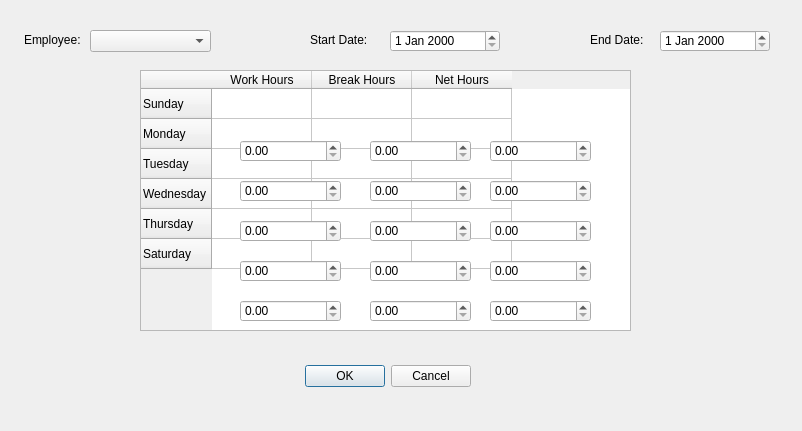
Old version of the form TimeSheetDialog.ui in the repository jordynmarlow/SoftwareEngineering.
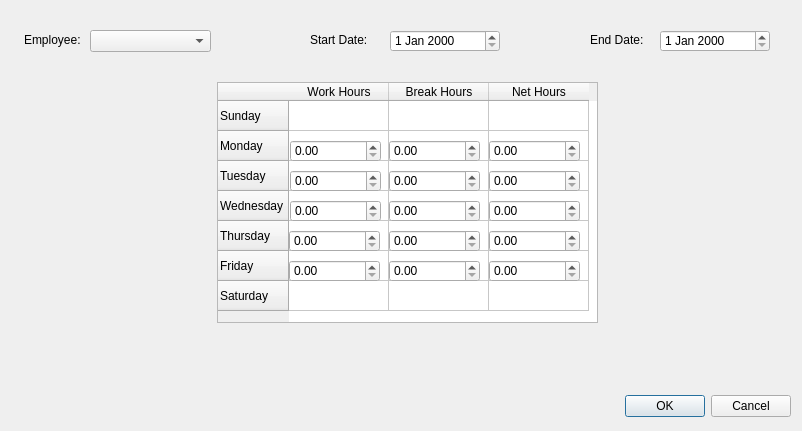
New version of the form.

Commit message: Quick change to Timesheet

```diff
--- a/TimeSheetDialog.ui
+++ b/TimeSheetDialog.ui
@@ -16,9 +16,9 @@
   <widget class="QDialogButtonBox" name="buttonBox">
    <property name="geometry">
     <rect>
-     <x>130</x>
-     <y>360</y>
-     <width>341</width>
+     <x>480</x>
+     <y>390</y>
+     <width>311</width>
      <height>32</height>
     </rect>
    </property>
@@ -32,14 +32,14 @@
   <widget class="QTableWidget" name="tableWidget">
    <property name="geometry">
     <rect>
-     <x>140</x>
-     <y>70</y>
-     <width>491</width>
-     <height>261</height>
+     <x>217</x>
+     <y>82</y>
+     <width>381</width>
+     <height>241</height>
     </rect>
    </property>
    <property name="rowCount">
-    <number>6</number>
+    <number>7</number>
    </property>
    <property name="columnCount">
     <number>3</number>
@@ -69,6 +69,11 @@
      <string>Thursday</string>
     </property>
    </row>
+   <row>
+    <property name="text">
+     <string>Friday</string>
+    </property>
+   </row>
    <row>
     <property name="text">
      <string>Saturday</string>
@@ -101,9 +106,9 @@
   <widget class="QDoubleSpinBox" name="doubleSpinBox">
    <property name="geometry">
     <rect>
-     <x>240</x>
+     <x>290</x>
      <y>140</y>
-     <width>101</width>
+     <width>91</width>
      <height>22</height>
     </rect>
    </property>
@@ -117,9 +122,9 @@
   <widget class="QDoubleSpinBox" name="doubleSpinBox_2">
    <property name="geometry">
     <rect>
-     <x>370</x>
+     <x>389</x>
      <y>140</y>
-     <width>101</width>
+     <width>91</width>
      <height>22</height>
     </rect>
    </property>
@@ -133,9 +138,9 @@
   <widget class="QDoubleSpinBox" name="doubleSpinBox_3">
    <property name="geometry">
     <rect>
-     <x>490</x>
+     <x>489</x>
      <y>140</y>
-     <width>101</width>
+     <width>91</width>
      <height>22</height>
     </rect>
    </property>
@@ -149,9 +154,9 @@
   <widget class="QDoubleSpinBox" name="doubleSpinBox_4">
    <property name="geometry">
     <rect>
-     <x>240</x>
-     <y>300</y>
-     <width>101</width>
+     <x>289</x>
+     <y>260</y>
+     <width>91</width>
      <height>22</height>
     </rect>
    </property>
@@ -165,9 +170,9 @@
   <widget class="QDoubleSpinBox" name="doubleSpinBox_5">
    <property name="geometry">
     <rect>
-     <x>370</x>
-     <y>300</y>
-     <width>101</width>
+     <x>389</x>
+     <y>260</y>
+     <width>91</width>
      <height>22</height>
     </rect>
    </property>
@@ -181,9 +186,9 @@
   <widget class="QDoubleSpinBox" name="doubleSpinBox_6">
    <property name="geometry">
     <rect>
-     <x>490</x>
-     <y>300</y>
-     <width>101</width>
+     <x>489</x>
+     <y>260</y>
+     <width>91</width>
      <height>22</height>
     </rect>
    </property>
@@ -197,9 +202,9 @@
   <widget class="QDoubleSpinBox" name="doubleSpinBox_7">
    <property name="geometry">
     <rect>
-     <x>490</x>
-     <y>260</y>
-     <width>101</width>
+     <x>489</x>
+     <y>230</y>
+     <width>91</width>
      <height>22</height>
     </rect>
    </property>
@@ -213,9 +218,9 @@
   <widget class="QDoubleSpinBox" name="doubleSpinBox_8">
    <property name="geometry">
     <rect>
-     <x>370</x>
-     <y>260</y>
-     <width>101</width>
+     <x>389</x>
+     <y>230</y>
+     <width>91</width>
      <height>22</height>
     </rect>
    </property>
@@ -229,9 +234,9 @@
   <widget class="QDoubleSpinBox" name="doubleSpinBox_9">
    <property name="geometry">
     <rect>
-     <x>240</x>
-     <y>260</y>
-     <width>101</width>
+     <x>289</x>
+     <y>230</y>
+     <width>91</width>
      <height>22</height>
     </rect>
    </property>
@@ -245,9 +250,9 @@
   <widget class="QDoubleSpinBox" name="doubleSpinBox_10">
    <property name="geometry">
     <rect>
-     <x>490</x>
-     <y>220</y>
-     <width>101</width>
+     <x>489</x>
+     <y>200</y>
+     <width>91</width>
      <height>22</height>
     </rect>
    </property>
@@ -261,9 +266,9 @@
   <widget class="QDoubleSpinBox" name="doubleSpinBox_11">
    <property name="geometry">
     <rect>
-     <x>370</x>
-     <y>220</y>
-     <width>101</width>
+     <x>389</x>
+     <y>200</y>
+     <width>91</width>
      <height>22</height>
     </rect>
    </property>
@@ -277,9 +282,9 @@
   <widget class="QDoubleSpinBox" name="doubleSpinBox_12">
    <property name="geometry">
     <rect>
-     <x>240</x>
-     <y>220</y>
-     <width>101</width>
+     <x>290</x>
+     <y>200</y>
+     <width>91</width>
      <height>22</height>
     </rect>
    </property>
@@ -293,9 +298,9 @@
   <widget class="QDoubleSpinBox" name="doubleSpinBox_13">
    <property name="geometry">
     <rect>
-     <x>490</x>
-     <y>180</y>
-     <width>101</width>
+     <x>489</x>
+     <y>170</y>
+     <width>91</width>
      <height>22</height>
     </rect>
    </property>
@@ -309,9 +314,9 @@
   <widget class="QDoubleSpinBox" name="doubleSpinBox_14">
    <property name="geometry">
     <rect>
-     <x>370</x>
-     <y>180</y>
-     <width>101</width>
+     <x>389</x>
+     <y>170</y>
+     <width>91</width>
      <height>22</height>
     </rect>
    </property>
@@ -325,9 +330,9 @@
   <widget class="QDoubleSpinBox" name="doubleSpinBox_15">
    <property name="geometry">
     <rect>
-     <x>240</x>
-     <y>180</y>
-     <width>101</width>
+     <x>290</x>
+     <y>170</y>
+     <width>91</width>
      <height>22</height>
     </rect>
    </property>
```
